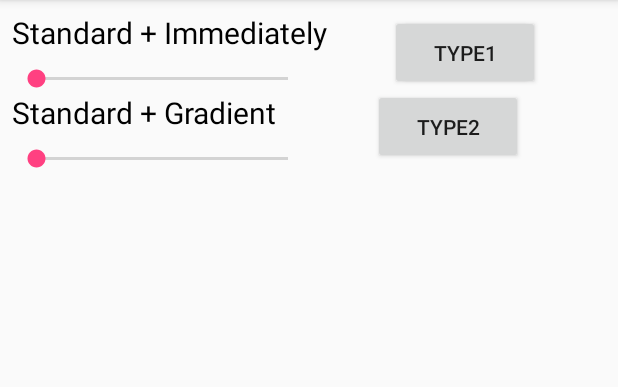
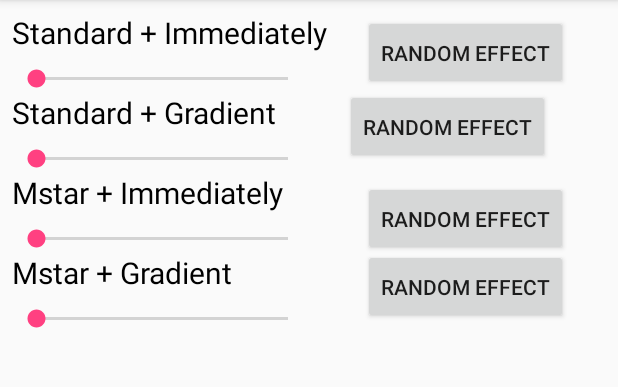
Before and after one commit to RealMoMo/Brightness, an Android app: the screen it shows after launch (MainActivity), on a phone screen of 412 x 824 dp, the part 84-471 px from its top. Run offline under Robolectric (Android 15) with nearby library versions, the phone set to English and light mode, and no system bars.

Commit message:
update brightness demo
brightness  test demo add mstar platform test function code  version:1.0.2

```diff
--- a/app/build.gradle
+++ b/app/build.gradle
@@ -6,8 +6,8 @@ android {
         applicationId "com.hht.brightness.lib.test"
         minSdkVersion 19
         targetSdkVersion 27
-        versionCode 2
-        versionName "1.0.1"
+        versionCode 3
+        versionName "1.0.2"
         testInstrumentationRunner "android.support.test.runner.AndroidJUnitRunner"
     }
     buildTypes {
--- a/app/src/main/java/com/hht/brightness/lib/test/MainActivity.java
+++ b/app/src/main/java/com/hht/brightness/lib/test/MainActivity.java
@@ -28,13 +28,24 @@ import java.util.Random;
  */
 public class MainActivity extends AppCompatActivity implements View.OnClickListener, SeekBar.OnSeekBarChangeListener {
 
+    //standard
     private SeekBar sb_standard_imm;
     private SeekBar sb_standard_gra;
 
-    private Button btn1,btn2;
+    private Button btn_standard_imm,btn_standard_gra;
 
     private BaseBrightnessImpl standardImm;
     private BaseBrightnessImpl standardGra;
+
+    //mstar
+    private SeekBar sb_mstar_imm;
+    private SeekBar sb_mstar_gra;
+
+    private Button btn_mstar_imm,btn_mstar_gra;
+
+    private BaseBrightnessImpl mstarImm;
+    private BaseBrightnessImpl mstarGra;
+
 
     private boolean hasWriteSettingPermission = false;
 
@@ -62,7 +73,7 @@ public class MainActivity extends AppCompatActivity implements View.OnClickListe
 
 
     private void initView() {
-
+        //standard
         sb_standard_imm = findViewById(R.id.sb_standard_imm);
         sb_standard_gra  = findViewById(R.id.sb_standard_gra);
 
@@ -70,10 +81,22 @@ public class MainActivity extends AppCompatActivity implements View.OnClickListe
         sb_standard_gra.setOnSeekBarChangeListener(this);
 
 
-        btn1 = findViewById(R.id.btn1);
-        btn2 = findViewById(R.id.btn2);
-        btn1.setOnClickListener(this);
-        btn2.setOnClickListener(this);
+        btn_standard_imm = findViewById(R.id.btn_standard_imm);
+        btn_standard_gra = findViewById(R.id.btn_standard_gra);
+        btn_standard_imm.setOnClickListener(this);
+        btn_standard_gra.setOnClickListener(this);
+
+        //mstar
+        sb_mstar_imm = findViewById(R.id.sb_mstar_imm);
+        sb_mstar_gra = findViewById(R.id.sb_mstar_gra);
+
+         sb_mstar_imm.setOnSeekBarChangeListener(this);
+        sb_standard_gra.setOnSeekBarChangeListener(this);
+
+        btn_mstar_imm = findViewById(R.id.btn_mstar_imm);
+        btn_mstar_gra = findViewById(R.id.btn_mstar_gra);
+        btn_mstar_imm.setOnClickListener(this);
+        btn_mstar_gra.setOnClickListener(this);
 
     }
 
@@ -101,6 +124,23 @@ public class MainActivity extends AppCompatActivity implements View.OnClickListe
 
 
         });
+
+        mstarImm = BrightnessFactory.createBrightnessImpl(getApplication(), BrightnessPlatform.PLATFORM_MSTAR, IBrightnessChange.Strategy.IMMEDIATELY);
+        mstarGra = BrightnessFactory.createBrightnessImpl(getApplication(), BrightnessPlatform.PLATFORM_MSTAR, IBrightnessChange.Strategy.GRADIENT);
+
+        mstarImm.setChangeStatusListener(new CustomChangeListener(){
+            @Override
+            public void updatingBrightnessValue(int currentBrightness) {
+                sb_mstar_imm.setProgress(currentBrightness);
+            }
+        });
+
+        mstarGra.setChangeStatusListener(new CustomChangeListener(){
+            @Override
+            public void updatingBrightnessValue(int currentBrightness) {
+                sb_mstar_gra.setProgress(currentBrightness);
+            }
+        });
     }
 
 
@@ -110,11 +150,17 @@ public class MainActivity extends AppCompatActivity implements View.OnClickListe
             ActivityCompat.requestPermissions(this,new String[]{Manifest.permission.WRITE_SETTINGS},REQUEST_CODE);
         }
         switch (v.getId()){
-            case R.id.btn1:{
+            case R.id.btn_standard_imm:{
                 standardImm.setBrightness(new Random().nextInt(255));
             }break;
-            case R.id.btn2:{
+            case R.id.btn_standard_gra:{
                 standardGra.setBrightness(new Random().nextInt(255));
+            }break;
+            case R.id.btn_mstar_imm:{
+                mstarImm.setBrightness(new Random().nextInt(100));
+            }break;
+            case R.id.btn_mstar_gra:{
+                mstarGra.setBrightness(new Random().nextInt(100));
             }break;
             default:{
                 //do nothing
@@ -128,7 +174,12 @@ public class MainActivity extends AppCompatActivity implements View.OnClickListe
             standardImm.forceChangeBrightness(progress);
         }else if(seekBar == sb_standard_gra){
             standardGra.forceChangeBrightness(progress);
+        }else if(seekBar == sb_mstar_imm){
+            mstarImm.forceChangeBrightness(progress);
+        }else if(seekBar == sb_mstar_gra){
+            mstarGra.forceChangeBrightness(progress);
         }
+
     }
 
     @Override
--- a/app/src/main/res/layout/activity_main.xml
+++ b/app/src/main/res/layout/activity_main.xml
@@ -6,23 +6,10 @@
     android:layout_height="match_parent"
     tools:context=".MainActivity">
 
-    <Button
-        android:id="@+id/button2"
-        style="@style/btn_style"
-        android:layout_width="wrap_content"
-        android:layout_height="wrap_content"
-        android:layout_marginBottom="8dp"
-        android:layout_marginEnd="8dp"
-        android:layout_marginStart="8dp"
-        android:layout_marginTop="8dp"
-        android:text="type1"
-        app:layout_constraintBottom_toBottomOf="@+id/sb_standard_imm"
-        app:layout_constraintEnd_toEndOf="parent"
-        app:layout_constraintStart_toEndOf="@+id/sb_standard_imm"
-        app:layout_constraintTop_toTopOf="@+id/textView" />
+    <!--standard-->
 
     <TextView
-        android:id="@+id/textView"
+        android:id="@+id/tv_standard_imm"
         style="@style/tv_style"
         android:layout_marginStart="8dp"
         android:layout_marginTop="8dp"
@@ -36,24 +23,24 @@
         android:layout_marginStart="8dp"
         android:layout_marginTop="8dp"
         app:layout_constraintStart_toStartOf="parent"
-        app:layout_constraintTop_toBottomOf="@+id/textView" />
+        app:layout_constraintTop_toBottomOf="@+id/tv_standard_imm" />
 
 
     <Button
-        android:id="@+id/btn1"
+        android:id="@+id/btn_standard_imm"
         style="@style/btn_style"
         android:layout_marginBottom="8dp"
         android:layout_marginEnd="8dp"
         android:layout_marginStart="8dp"
         android:layout_marginTop="8dp"
-        android:text="type1"
+        android:text="Random Effect"
         app:layout_constraintBottom_toBottomOf="@+id/sb_standard_imm"
         app:layout_constraintEnd_toEndOf="parent"
         app:layout_constraintStart_toEndOf="@+id/sb_standard_imm"
-        app:layout_constraintTop_toTopOf="@+id/textView" />
+        app:layout_constraintTop_toTopOf="@+id/tv_standard_imm" />
 
     <TextView
-        android:id="@+id/textView2"
+        android:id="@+id/tv_standard_gra"
         style="@style/tv_style"
         android:layout_marginStart="8dp"
         android:text="Standard + Gradient"
@@ -66,18 +53,78 @@
         android:layout_marginStart="8dp"
         android:layout_marginTop="8dp"
         app:layout_constraintStart_toStartOf="parent"
-        app:layout_constraintTop_toBottomOf="@+id/textView2" />
+        app:layout_constraintTop_toBottomOf="@+id/tv_standard_gra" />
 
     <Button
-        android:id="@+id/btn2"
+        android:id="@+id/btn_standard_gra"
         style="@style/btn_style"
         android:layout_marginBottom="8dp"
         android:layout_marginEnd="8dp"
         android:layout_marginStart="8dp"
-        android:text="type2"
+        android:text="Random Effect"
         app:layout_constraintBottom_toBottomOf="@+id/sb_standard_gra"
         app:layout_constraintEnd_toEndOf="parent"
-        app:layout_constraintStart_toEndOf="@+id/textView2"
+        app:layout_constraintStart_toEndOf="@+id/tv_standard_gra"
         app:layout_constraintTop_toBottomOf="@+id/sb_standard_imm" />
 
+
+    <!--mstar -->
+
+    <TextView
+        android:id="@+id/tv_mstar_imm"
+        style="@style/tv_style"
+        android:layout_marginStart="8dp"
+        android:text="Mstar + Immediately"
+        app:layout_constraintStart_toStartOf="parent"
+        app:layout_constraintTop_toBottomOf="@+id/sb_standard_gra" />
+
+    <SeekBar
+        android:id="@+id/sb_mstar_imm"
+        style="@style/sb_style"
+        android:layout_marginStart="8dp"
+        android:layout_marginTop="8dp"
+        app:layout_constraintStart_toStartOf="parent"
+        app:layout_constraintTop_toBottomOf="@+id/tv_mstar_imm" />
+
+
+    <Button
+        android:id="@+id/btn_mstar_imm"
+        style="@style/btn_style"
+        android:layout_marginEnd="8dp"
+        android:layout_marginStart="8dp"
+        android:layout_marginTop="8dp"
+        android:text="Random Effect"
+        app:layout_constraintBottom_toTopOf="@+id/tv_mstar_gra"
+        app:layout_constraintEnd_toEndOf="parent"
+        app:layout_constraintStart_toEndOf="@+id/sb_mstar_imm"
+        app:layout_constraintTop_toBottomOf="@+id/sb_standard_gra" />
+
+    <TextView
+        android:id="@+id/tv_mstar_gra"
+        style="@style/tv_style"
+        android:layout_marginStart="8dp"
+        android:text="Mstar + Gradient"
+        app:layout_constraintStart_toStartOf="parent"
+        app:layout_constraintTop_toBottomOf="@+id/sb_mstar_imm" />
+
+    <SeekBar
+        android:id="@+id/sb_mstar_gra"
+        style="@style/sb_style"
+        android:layout_marginStart="8dp"
+        android:layout_marginTop="8dp"
+        app:layout_constraintStart_toStartOf="parent"
+        app:layout_constraintTop_toBottomOf="@+id/tv_mstar_gra" />
+
+    <Button
+        android:id="@+id/btn_mstar_gra"
+        style="@style/btn_style"
+        android:layout_marginBottom="8dp"
+        android:layout_marginEnd="8dp"
+        android:layout_marginStart="8dp"
+        android:text="Random Effect"
+        app:layout_constraintBottom_toBottomOf="@+id/sb_mstar_gra"
+        app:layout_constraintEnd_toEndOf="parent"
+        app:layout_constraintStart_toEndOf="@+id/sb_mstar_gra"
+        app:layout_constraintTop_toBottomOf="@+id/sb_mstar_imm" />
+
 </android.support.constraint.ConstraintLayout>
--- a/app/src/main/res/values/styles.xml
+++ b/app/src/main/res/values/styles.xml
@@ -22,7 +22,7 @@
     </style>
 
     <style name="btn_style">
-        <item name="android:layout_width">100dp</item>
+        <item name="android:layout_width">wrap_content</item>
         <item name="android:layout_height">50dp</item>
     </style>
 
```
